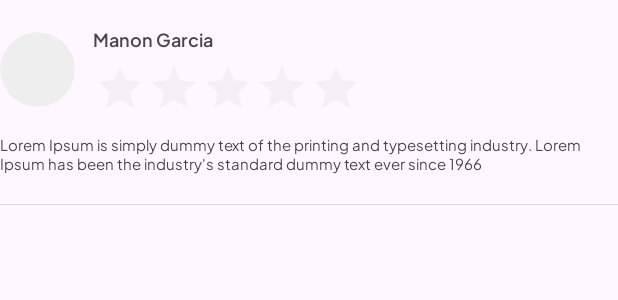
After one commit to JeremyPerezSwift/TajMahal, an Android app: the layout item_review.xml on its own in the app's theme, with its tools: preview values and no code run, on a phone screen of 412 x 824 dp. The commit adds this screen. Shown: the top 300 px of the screen. Run offline under Robolectric (Android 15) with nearby library versions, the phone set to English and light mode, and no system bars.

Commit message:
feat(reviews): add review screen and submission

```diff
--- a/app/build.gradle.kts
+++ b/app/build.gradle.kts
@@ -51,6 +51,8 @@ dependencies {
     implementation("androidx.work:work-runtime:2.8.1")
     implementation("androidx.core:core-splashscreen:1.0.0")
 
+    implementation("com.github.bumptech.glide:glide:4.16.0")
+
     testImplementation("junit:junit:4.13.2")
     androidTestImplementation("androidx.test.ext:junit:1.1.5")
     androidTestImplementation("androidx.test.espresso:espresso-core:3.5.1")
--- a/app/src/main/java/com/openclassrooms/tajmahal/data/service/RestaurantApi.java
+++ b/app/src/main/java/com/openclassrooms/tajmahal/data/service/RestaurantApi.java
@@ -1,6 +1,4 @@
 package com.openclassrooms.tajmahal.data.service;
-
-import androidx.lifecycle.LiveData;
 
 import com.openclassrooms.tajmahal.domain.model.Restaurant;
 import com.openclassrooms.tajmahal.domain.model.Review;
@@ -50,4 +48,6 @@ public interface RestaurantApi {
      * @return The {@link Restaurant} object containing all the details of the restaurant.
      */
     List<Review> getReviews();
+
+    void addReview(Review review);
 }
--- /dev/null
+++ b/app/src/main/res/drawable/outline_arrow_back_24.xml
@@ -0,0 +1,5 @@
+<vector xmlns:android="http://schemas.android.com/apk/res/android" android:autoMirrored="true" android:height="24dp" android:tint="#000000" android:viewportHeight="960" android:viewportWidth="960" android:width="24dp">
+
+    <path android:fillColor="@android:color/white" android:pathData="M313,520L537,744L480,800L160,480L480,160L537,216L313,440L800,440L800,520L313,520Z"/>
+
+</vector>
--- /dev/null
+++ b/app/src/main/res/layout/item_review.xml
@@ -0,0 +1,73 @@
+<?xml version="1.0" encoding="utf-8"?>
+<LinearLayout xmlns:android="http://schemas.android.com/apk/res/android"
+    android:layout_width="match_parent"
+    android:layout_height="wrap_content"
+    xmlns:app="http://schemas.android.com/apk/res-auto"
+    android:orientation="vertical"
+    android:paddingVertical="16dp">
+
+    <LinearLayout
+        android:layout_width="match_parent"
+        android:layout_height="wrap_content"
+        android:orientation="horizontal"
+        android:gravity="center_vertical">
+
+        <com.google.android.material.card.MaterialCardView
+            android:layout_width="50dp"
+            android:layout_height="50dp"
+            android:layout_marginEnd="12dp"
+            app:cardCornerRadius="25dp"
+            app:cardElevation="0dp"
+            app:cardBackgroundColor="#EEEEEE"
+            app:strokeWidth="0dp">
+
+            <ImageView
+                android:id="@+id/imageReviewAvatar"
+                android:layout_width="match_parent"
+                android:layout_height="match_parent"
+                android:contentDescription="@null"/>
+        </com.google.android.material.card.MaterialCardView>
+
+
+        <LinearLayout
+            android:layout_width="wrap_content"
+            android:layout_height="wrap_content"
+            android:orientation="vertical">
+
+            <TextView
+                android:id="@+id/tvReviewName"
+                android:layout_width="wrap_content"
+                android:layout_height="wrap_content"
+                android:text="Manon Garcia"
+                android:textSize="12sp"
+                android:fontFamily="@font/jakarta_semibold"/>
+
+            <RatingBar
+                android:id="@+id/ratingBarItem"
+                style="@style/Widget.AppCompat.RatingBar.Indicator"
+                android:layout_width="wrap_content"
+                android:layout_height="wrap_content"
+                android:numStars="5"
+                android:layout_marginTop="6dp"
+                android:isIndicator="true"
+                android:progressTint="@color/gold"
+                android:progressBackgroundTint="#DADADA"/>
+        </LinearLayout>
+    </LinearLayout>
+
+    <TextView
+        android:id="@+id/tvReviewComment"
+        android:layout_width="wrap_content"
+        android:layout_height="wrap_content"
+        android:text="Lorem Ipsum is simply dummy text of the printing and typesetting industry. Lorem Ipsum has been the industry's standard dummy text ever since 1966"
+        android:textSize="10sp"
+        android:layout_marginTop="12dp"
+        android:fontFamily="@font/jakarta_regular"/>
+
+    <!-- Séparateur -->
+    <View
+        android:layout_width="match_parent"
+        android:layout_height="0.75dp"
+        android:layout_marginTop="20dp"
+        android:background="#DADADA"/>
+</LinearLayout>
```
Also changed, not shown: app/src/main/java/com/openclassrooms/tajmahal/data/repository/RestaurantRepository.java (+26 -2 lines), app/src/main/java/com/openclassrooms/tajmahal/data/service/RestaurantFakeApi.java (+14 -2 lines), app/src/main/java/com/openclassrooms/tajmahal/ui/restaurant/DetailsFragment.java (+15 -1 lines), app/src/main/java/com/openclassrooms/tajmahal/ui/restaurant/ReviewAdapter.java (added, +122 -0 lines), app/src/main/java/com/openclassrooms/tajmahal/ui/restaurant/ReviewsFragment.java (added, +180 -0 lines), app/src/main/java/com/openclassrooms/tajmahal/ui/restaurant/ReviewsViewModel.java (added, +62 -0 lines), app/src/main/res/layout/fragment_reviews.xml (added, +139 -0 lines).
